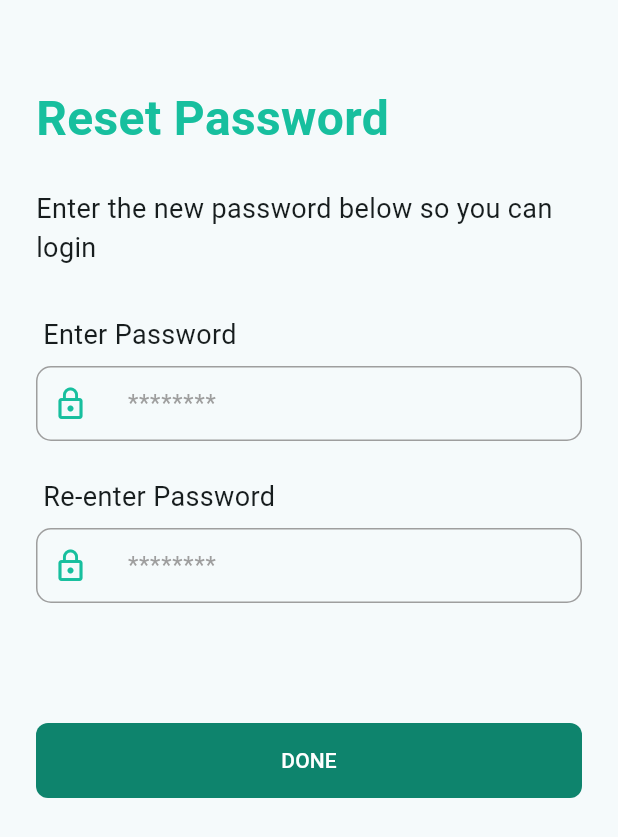
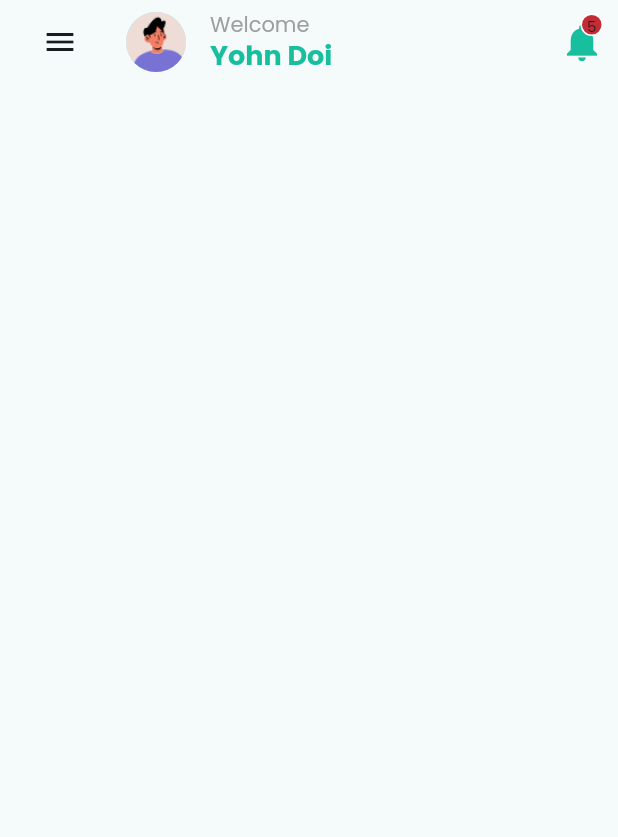
Before and after one commit to asnakeassefa/wecollect, a Flutter app: the screen it shows after launch, on a phone screen of 412 x 824 dp. Shown: the top 837 px of the screen. Run offline on Flutter 3.47's test engine with Material 3 defaults, Android fonts, the phone set to English and light mode, and no system bars; our stand-ins replace flutter_bloc, flutter_secure_storage, flutter_svg, get_it, injectable, intl_phone_field and 1 more.

Commit message:
feat(): signup and reset password started and poppins font added

```diff
--- a/lib/feature/auth/presentation/screen/reset.dart
+++ b/lib/feature/auth/presentation/screen/reset.dart
@@ -84,7 +84,8 @@ class _ResetPasswordState extends State<ResetPassword> {
               CustomButton(onPressed: () {}, text: "DONE"),
             ],
           ),
-      )),
+        ),
+      ),
     );
   }
 }
--- a/lib/feature/auth/presentation/screen/signup.dart
+++ b/lib/feature/auth/presentation/screen/signup.dart
@@ -38,15 +38,17 @@ class _SignupScreenState extends State<SignupScreen> {
               ),
               const SizedBox(height: 24),
               RichText(
-                text: TextSpan(
+                text: const TextSpan(
                   children: <TextSpan>[
                     TextSpan(
                         text: 'Create an ',
                         style: TextStyle(fontSize: 18, color: Colors.black)),
                     TextSpan(
-                        text: 'Account ',
+                        text: 'account ',
                         style: TextStyle(
-                            color: AppColors.secondaryColor, fontSize: 18)),
+                            color: Colors.blue,
+                            fontSize: 18,
+                            fontWeight: FontWeight.bold)),
                     TextSpan(
                         text: 'to initiate trash collection using ',
                         style: TextStyle(fontSize: 18, color: Colors.black)),
--- /dev/null
+++ b/lib/feature/home/presentation/screen/dashboard.dart
@@ -0,0 +1,86 @@
+import 'package:flutter/material.dart';
+import 'package:wecollect/core/utility/theme/theme.dart';
+
+class DashBoard extends StatefulWidget {
+  const DashBoard({super.key});
+
+  @override
+  State<DashBoard> createState() => _DashBoardState();
+}
+
+class _DashBoardState extends State<DashBoard> {
+  @override
+  Widget build(BuildContext context) {
+    return Scaffold(
+      appBar: AppBar(
+        title: Row(
+          children: [
+            IconButton(
+              onPressed: () {},
+              icon: const Icon(Icons.menu),
+            ),
+            const SizedBox(width: 20),
+            const CircleAvatar(
+              backgroundImage: AssetImage('assets/images/ava-character.png'),
+            ),
+            const SizedBox(width: 16),
+            Column(
+              crossAxisAlignment: CrossAxisAlignment.start,
+              children: [
+                const Text(
+                  'Welcome',
+                  style: TextStyle(fontSize: 14, color: Colors.grey),
+                ),
+                Text(
+                  'Yohn Doi',
+                  style: TextStyle(
+                    fontSize: 18,
+                    fontWeight: FontWeight.bold,
+                    color: AppColors.secondaryColor,
+                  ),
+                ),
+              ],
+            ),
+          ],
+        ),
+        actions: [
+          Stack(
+            children: [
+              IconButton(
+                onPressed: () {},
+                icon: Icon(
+                  Icons.notifications,
+                  color: AppColors.secondaryColor,
+                  size: 30,
+                ),
+              ),
+              Container(
+                width: 38,
+                height: 38,
+                alignment: Alignment.topRight,
+                margin: EdgeInsets.only(top: 5),
+                child: Container(
+                  width: 15,
+                  height: 15,
+                  decoration: BoxDecoration(
+                      shape: BoxShape.circle,
+                      color: Color(0xffc32c37),
+                      border: Border.all(color: Colors.white, width: 1)),
+                  child: Padding(
+                    padding: const EdgeInsets.all(0.0),
+                    child: Center(
+                      child: Text(
+                        5.toString(),
+                        style: TextStyle(fontSize: 10),
+                      ),
+                    ),
+                  ),
+                ),
+              ),
+            ],
+          ),
+        ],
+      ),
+    );
+  }
+}
--- a/lib/main.dart
+++ b/lib/main.dart
@@ -3,9 +3,7 @@ import 'package:injectable/injectable.dart';
 
 import 'core/dj/injection.dart';
 import 'core/utility/router.dart';
-import 'feature/auth/presentation/screen/forgot.dart';
-import 'feature/auth/presentation/screen/login.dart';
-import 'feature/auth/presentation/screen/reset.dart';
+import 'feature/home/presentation/screen/dashboard.dart';
 
 void main() async {
   await configureInjection(Environment.prod);
@@ -22,12 +20,13 @@ class MyApp extends StatelessWidget {
       theme: ThemeData(
         colorScheme: ColorScheme.fromSeed(seedColor: Colors.white),
         useMaterial3: true,
+        fontFamily: 'Poppins',
         elevatedButtonTheme: ElevatedButtonThemeData(
           style: ElevatedButton.styleFrom(elevation: 0),
         ),
       ),
       routes: routes,
-      home: const ResetPassword(),
+      home: const DashBoard(),
     );
   }
 }
```
Also changed, not shown: pubspec.yaml (+12 -11 lines), assets/fonts/Poppins-Bold.ttf (added), assets/fonts/Poppins-ExtraLight.ttf (added), assets/fonts/Poppins-Light.ttf (added), assets/fonts/Poppins-Regular.ttf (added), assets/fonts/Poppins-Thin.ttf (added), assets/images/ava-character.png (added). Lines whose indentation alone changed are shown as unchanged.
